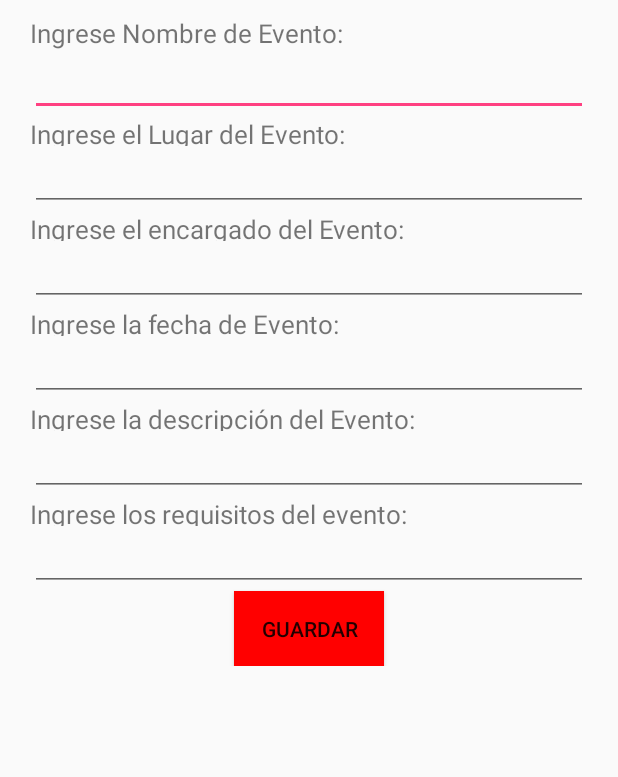
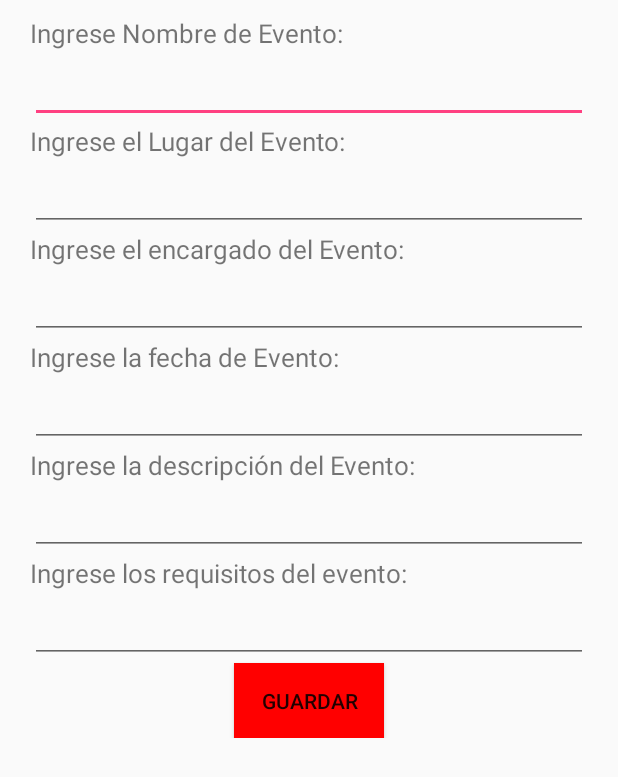
Before and after one commit to Khanzdi/Proyecto-Eventos, an Android app: the layout activity_ingreso_eventos.xml on its own in the app's theme, with its tools: preview values and no code run, on a phone screen of 412 x 824 dp. Shown: the top 777 px of the screen. Run offline under Robolectric (Android 15) with nearby library versions, the phone set to English and light mode, and no system bars.

Commit message:
Ultimos cambios en la interfaz Ingreso de Eventos

```diff
--- a/app/src/main/res/layout/activity_ingreso_eventos.xml
+++ b/app/src/main/res/layout/activity_ingreso_eventos.xml
@@ -6,7 +6,7 @@
     android:weightSum="3">
 
     <LinearLayout
-        android:layout_width="0dp"
+        android:layout_width="match_parent"
         android:layout_height="match_parent"
         android:orientation="vertical"
         android:layout_weight="3">
@@ -24,7 +24,7 @@
         <EditText
             android:id="@+id/NombreEvento"
             android:layout_width="match_parent"
-            android:layout_height="40dp"
+            android:layout_height="wrap_content"
             android:textSize="17dp"
             android:layout_marginStart="20dp"
             android:layout_marginEnd="20dp"
@@ -32,7 +32,7 @@
 
         <TextView
             android:layout_width="match_parent"
-            android:layout_height="20dp"
+            android:layout_height="wrap_content"
             android:text="Ingrese el Lugar del Evento:"
             android:textSize="17dp"
             android:layout_marginStart="20dp"/>
@@ -40,7 +40,7 @@
         <EditText
             android:id="@+id/LugarEvento"
             android:layout_width="match_parent"
-            android:layout_height="40dp"
+            android:layout_height="wrap_content"
             android:textSize="17dp"
             android:layout_marginStart="20dp"
             android:layout_marginEnd="20dp"
@@ -48,7 +48,7 @@
 
         <TextView
             android:layout_width="match_parent"
-            android:layout_height="20dp"
+            android:layout_height="wrap_content"
             android:text="Ingrese el encargado del Evento:"
             android:textSize="17dp"
             android:layout_marginStart="20dp"/>
@@ -56,7 +56,7 @@
         <EditText
             android:id="@+id/EncargadoEvento"
             android:layout_width="match_parent"
-            android:layout_height="40dp"
+            android:layout_height="wrap_content"
             android:textSize="17dp"
             android:layout_marginStart="20dp"
             android:layout_marginEnd="20dp"
@@ -64,7 +64,7 @@
 
         <TextView
             android:layout_width="match_parent"
-            android:layout_height="20dp"
+            android:layout_height="wrap_content"
             android:text="Ingrese la fecha de Evento:"
             android:textSize="17dp"
             android:layout_marginStart="20dp"/>
@@ -72,7 +72,7 @@
         <EditText
             android:id="@+id/FechaEvento"
             android:layout_width="match_parent"
-            android:layout_height="40dp"
+            android:layout_height="wrap_content"
             android:textSize="17dp"
             android:layout_marginStart="20dp"
             android:layout_marginEnd="20dp"
@@ -80,7 +80,7 @@
 
         <TextView
             android:layout_width="match_parent"
-            android:layout_height="20dp"
+            android:layout_height="wrap_content"
             android:text="Ingrese la descripción del Evento:"
             android:textSize="17dp"
             android:layout_marginStart="20dp"/>
@@ -88,7 +88,7 @@
         <EditText
             android:id="@+id/DescripcionEvento"
             android:layout_width="match_parent"
-            android:layout_height="40dp"
+            android:layout_height="wrap_content"
             android:textSize="17dp"
             android:layout_marginStart="20dp"
             android:layout_marginEnd="20dp"
@@ -96,7 +96,7 @@
 
         <TextView
             android:layout_width="match_parent"
-            android:layout_height="20dp"
+            android:layout_height="wrap_content"
             android:text="Ingrese los requisitos del evento:"
             android:textSize="17dp"
             android:layout_marginStart="20dp"/>
@@ -104,7 +104,7 @@
         <EditText
             android:id="@+id/RequisitoEvento"
             android:layout_width="match_parent"
-            android:layout_height="40dp"
+            android:layout_height="wrap_content"
             android:textSize="17dp"
             android:layout_marginStart="20dp"
             android:layout_marginEnd="20dp"
```
